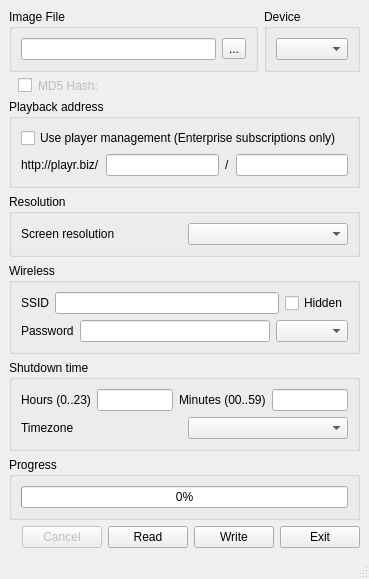
First picture: the form in src/mainwindow.ui, repository bizplay/win32-disk-imager, before the edit.
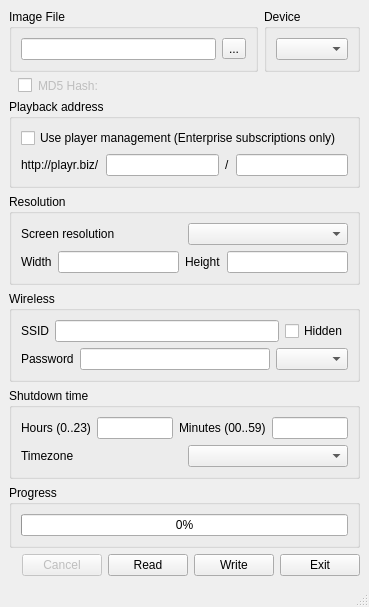
Second picture: the form after the edit. Icons and pictures are not drawn.

```diff
--- a/src/mainwindow.ui
+++ b/src/mainwindow.ui
@@ -7,7 +7,7 @@
     <x>0</x>
     <y>0</y>
     <width>355</width>
-    <height>534</height>
+    <height>564</height>
    </rect>
   </property>
   <property name="acceptDrops">
@@ -457,6 +457,38 @@
          </item>
         </layout>
        </item>
+       <item>
+        <layout class="QHBoxLayout" name="horizontalLayout_9">
+         <item>
+          <widget class="QLabel" name="lbWidth">
+           <property name="text">
+            <string>Width</string>
+           </property>
+          </widget>
+         </item>
+         <item>
+          <widget class="QLineEdit" name="leWidth">
+           <property name="maxLength">
+            <number>4</number>
+           </property>
+          </widget>
+         </item>
+         <item>
+          <widget class="QLabel" name="lbHeight">
+           <property name="text">
+            <string>Height</string>
+           </property>
+          </widget>
+         </item>
+         <item>
+          <widget class="QLineEdit" name="leHeight">
+           <property name="maxLength">
+            <number>4</number>
+           </property>
+          </widget>
+         </item>
+        </layout>
+       </item>
       </layout>
      </widget>
     </item>
```
Left out of the diff: 18 changed lines with no effect on the pictures.
